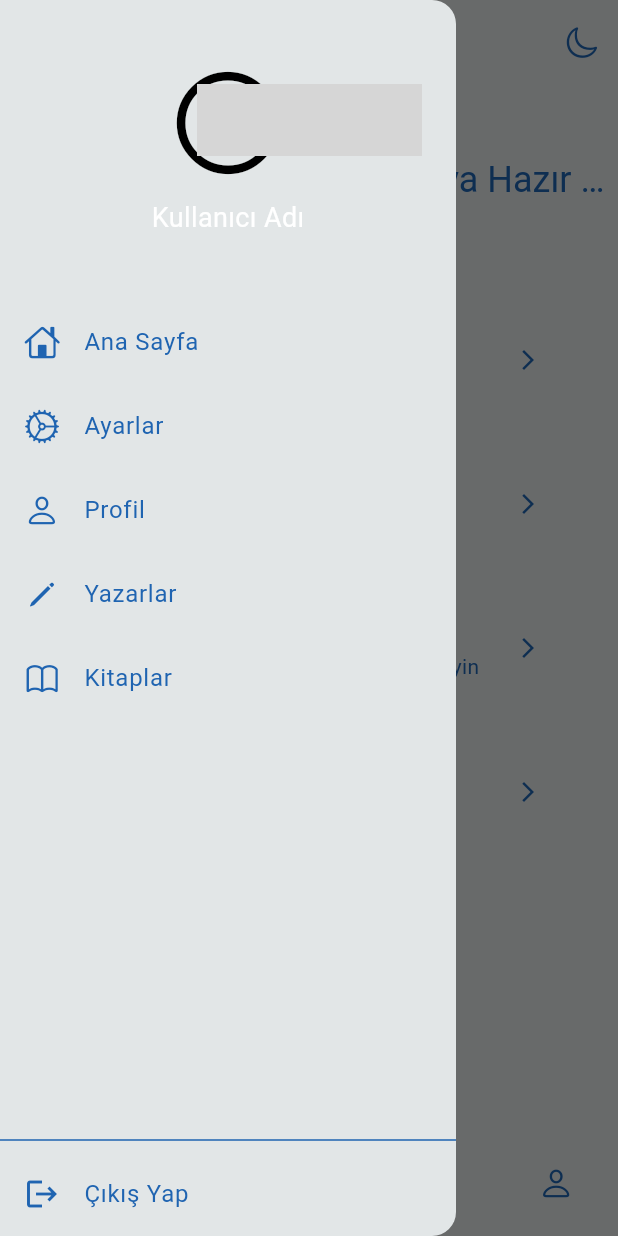
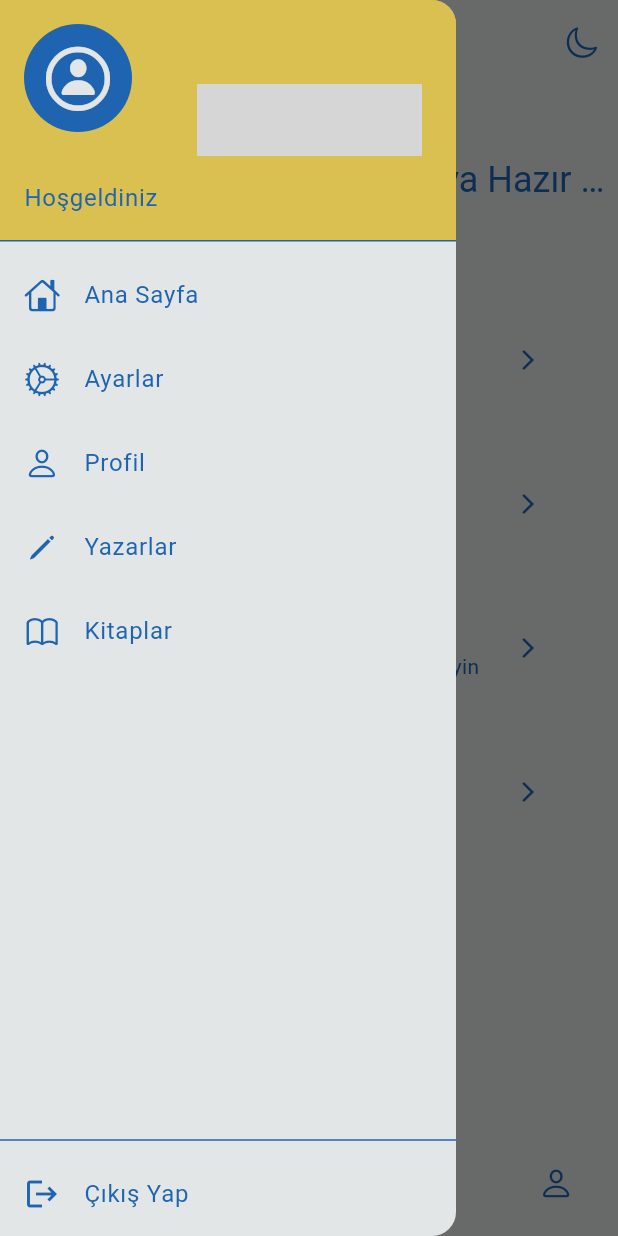
Before and after one commit to KeremAgiroz/InfiniteShelves, a Flutter app: the HomeScreen screen opened by its route, with the side drawer open, on a phone screen of 412 x 824 dp. Run offline on Flutter 3.47's test engine with Material 3 defaults, Android fonts, the phone set to English and light mode, and no system bars; our stand-ins replace go_router, google_fonts, lottie; missing offline and left inert: dotlottie_loader; Roboto replaces fonts that are missing (Actor); grey boxes are pictures that could not be loaded.

Commit message:
Küçük hatalar giderildi gerekli her şey eklendi.

```diff
--- a/lib/core/routes.dart
+++ b/lib/core/routes.dart
@@ -4,6 +4,7 @@ import 'package:flutter_app/screens/authors_screen.dart';
 import 'package:flutter_app/screens/books_screen.dart';
 import 'package:flutter_app/screens/login_screen.dart';
 import 'package:flutter_app/screens/profile_screen.dart';
+import 'package:flutter_app/screens/register_screen.dart';
 import 'package:flutter_app/screens/search_screen.dart';
 import 'package:flutter_app/screens/settings_screen.dart';
 import 'package:go_router/go_router.dart';
@@ -70,5 +71,12 @@ final router = GoRouter(
         child: const SettingsScreen(),
       ),
     ),
+    GoRoute(
+      path: '/register',
+      pageBuilder: (context, state) => NoTransitionPage<void>(
+        key: state.pageKey,
+        child: const RegisterScreen(),
+      ),
+    ),
   ],
 );
--- a/lib/core/themes.dart
+++ b/lib/core/themes.dart
@@ -30,7 +30,7 @@ const colors = {
   "onSurface": Color.fromARGB(255, 31, 100, 177),
   "success": Colors.green,
   "error": Colors.red,
-  "onError": Colors.white,
+  "onError": Color.fromARGB(255, 31, 100, 177),
 };
 
 const darkColors = {
@@ -42,7 +42,7 @@ const darkColors = {
   "onSurface": Color.fromARGB(255, 170, 150, 3),
   "success": Color.fromARGB(255, 0, 90, 0),
   "error": Color.fromARGB(255, 179, 0, 0),
-  "onError": Color.fromARGB(255, 179, 179, 179),
+  "onError": Color.fromARGB(255, 31, 50, 75),
 };
 
 final lightTheme = ThemeData(
--- a/lib/screens/home_screen.dart
+++ b/lib/screens/home_screen.dart
@@ -37,27 +37,19 @@ class HomeScreen extends StatelessWidget {
       drawer: Drawer(
         child: Column(
           children: [
-            // Drawer Header
-            Container(
-              height: 200,
-              color: colors["surface"],
-              child: Column(
-                mainAxisAlignment: MainAxisAlignment.center,
-                children: [
-                  const Icon(
-                    CupertinoIcons.person_circle,
-                    size: 80,
-                    color: Colors.black,
-                  ),
-                  const SizedBox(height: 10),
-                  const Text(
-                    'Kullanıcı Adı',
-                    style: TextStyle(
-                      color: Colors.white,
-                      fontSize: 18,
-                    ),
-                  ),
-                ],
+            UserAccountsDrawerHeader(
+              currentAccountPicture: CircleAvatar(
+                backgroundColor: Theme.of(context).colorScheme.onError,
+                child: Icon(
+                  CupertinoIcons.person_circle,
+                  size: 50,
+                  color: Theme.of(context).colorScheme.onPrimary,
+                ),
+              ),
+              accountName: Text("Hoşgeldiniz"),
+              accountEmail: null,
+              decoration: BoxDecoration(
+                color: Theme.of(context).colorScheme.primary,
               ),
             ),
             // Menü öğeleri
```
Also changed, not shown: lib/screens/login_screen.dart (+0 -13 lines).
